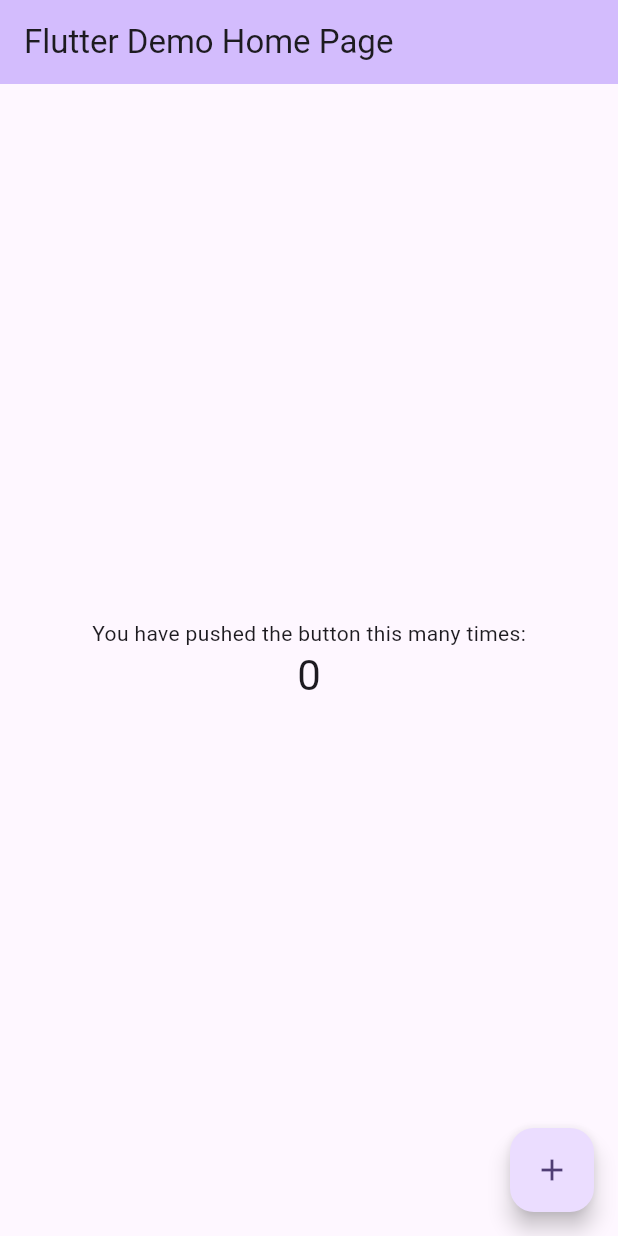
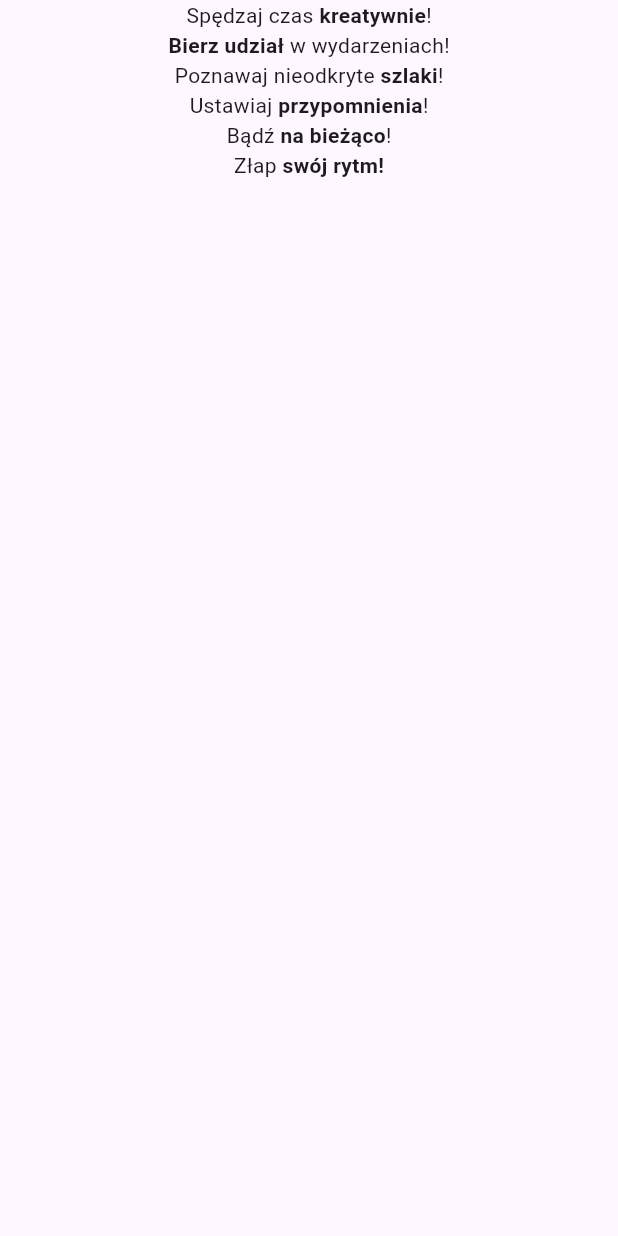
Before and after one commit to mivoligo/onboarding_pro_multi, a Flutter app: the screen it shows after launch, on a phone screen of 412 x 824 dp. Run offline on Flutter 3.47's test engine with Material 3 defaults, Android fonts, the phone set to English and light mode, and no system bars.

Commit message:
Handle bolding specific part of string

```diff
--- a/analysis_options.yaml
+++ b/analysis_options.yaml
@@ -23,6 +23,7 @@ linter:
   rules:
     # avoid_print: false  # Uncomment to disable the `avoid_print` rule
     # prefer_single_quotes: true  # Uncomment to enable the `prefer_single_quotes` rule
+    require_trailing_commas: true
 
 # Additional information about this file can be found at
 # https://dart.dev/guides/language/analysis-options
--- a/lib/main.dart
+++ b/lib/main.dart
@@ -1,4 +1,6 @@
 import 'package:flutter/material.dart';
+import 'package:onboarding_pro_multi/strings.dart';
+import 'package:onboarding_pro_multi/widgets/fancy_text.dart';
 
 void main() {
   runApp(const MyApp());
@@ -7,119 +9,37 @@
 class MyApp extends StatelessWidget {
   const MyApp({super.key});
 
-  // This widget is the root of your application.
   @override
   Widget build(BuildContext context) {
     return MaterialApp(
       title: 'Flutter Demo',
       theme: ThemeData(
-        // This is the theme of your application.
-        //
-        // TRY THIS: Try running your application with "flutter run". You'll see
-        // the application has a purple toolbar. Then, without quitting the app,
-        // try changing the seedColor in the colorScheme below to Colors.green
-        // and then invoke "hot reload" (save your changes or press the "hot
-        // reload" button in a Flutter-supported IDE, or press "r" if you used
-        // the command line to start the app).
-        //
-        // Notice that the counter didn't reset back to zero; the application
-        // state is not lost during the reload. To reset the state, use hot
-        // restart instead.
-        //
-        // This works for code too, not just values: Most code changes can be
-        // tested with just a hot reload.
         colorScheme: ColorScheme.fromSeed(seedColor: Colors.deepPurple),
         useMaterial3: true,
       ),
-      home: const MyHomePage(title: 'Flutter Demo Home Page'),
+      home: const Home(),
     );
   }
 }
 
-class MyHomePage extends StatefulWidget {
-  const MyHomePage({super.key, required this.title});
-
-  // This widget is the home page of your application. It is stateful, meaning
-  // that it has a State object (defined below) that contains fields that affect
-  // how it looks.
-
-  // This class is the configuration for the state. It holds the values (in this
-  // case the title) provided by the parent (in this case the App widget) and
-  // used by the build method of the State. Fields in a Widget subclass are
-  // always marked "final".
-
-  final String title;
-
-  @override
-  State<MyHomePage> createState() => _MyHomePageState();
-}
-
-class _MyHomePageState extends State<MyHomePage> {
-  int _counter = 0;
-
-  void _incrementCounter() {
-    setState(() {
-      // This call to setState tells the Flutter framework that something has
-      // changed in this State, which causes it to rerun the build method below
-      // so that the display can reflect the updated values. If we changed
-      // _counter without calling setState(), then the build method would not be
-      // called again, and so nothing would appear to happen.
-      _counter++;
-    });
-  }
+class Home extends StatelessWidget {
+  const Home({super.key});
 
   @override
   Widget build(BuildContext context) {
-    // This method is rerun every time setState is called, for instance as done
-    // by the _incrementCounter method above.
-    //
-    // The Flutter framework has been optimized to make rerunning build methods
-    // fast, so that you can just rebuild anything that needs updating rather
-    // than having to individually change instances of widgets.
     return Scaffold(
-      appBar: AppBar(
-        // TRY THIS: Try changing the color here to a specific color (to
-        // Colors.amber, perhaps?) and trigger a hot reload to see the AppBar
-        // change color while the other colors stay the same.
-        backgroundColor: Theme.of(context).colorScheme.inversePrimary,
-        // Here we take the value from the MyHomePage object that was created by
-        // the App.build method, and use it to set our appbar title.
-        title: Text(widget.title),
-      ),
       body: Center(
-        // Center is a layout widget. It takes a single child and positions it
-        // in the middle of the parent.
         child: Column(
-          // Column is also a layout widget. It takes a list of children and
-          // arranges them vertically. By default, it sizes itself to fit its
-          // children horizontally, and tries to be as tall as its parent.
-          //
-          // Column has various properties to control how it sizes itself and
-          // how it positions its children. Here we use mainAxisAlignment to
-          // center the children vertically; the main axis here is the vertical
-          // axis because Columns are vertical (the cross axis would be
-          // horizontal).
-          //
-          // TRY THIS: Invoke "debug painting" (choose the "Toggle Debug Paint"
-          // action in the IDE, or press "p" in the console), to see the
-          // wireframe for each widget.
-          mainAxisAlignment: MainAxisAlignment.center,
-          children: <Widget>[
-            const Text(
-              'You have pushed the button this many times:',
-            ),
-            Text(
-              '$_counter',
-              style: Theme.of(context).textTheme.headlineMedium,
-            ),
+          children: [
+            FancyText(text: creativeTime),
+            FancyText(text: joinEvents),
+            FancyText(text: newPlaces),
+            FancyText(text: reminders),
+            FancyText(text: upToDate),
+            FancyText(text: rhythm),
           ],
         ),
       ),
-      floatingActionButton: FloatingActionButton(
-        onPressed: _incrementCounter,
-        tooltip: 'Increment',
-        child: const Icon(Icons.add),
-      ), // This trailing comma makes auto-formatting nicer for build methods.
     );
   }
 }
--- /dev/null
+++ b/lib/strings.dart
@@ -0,0 +1,6 @@
+const creativeTime = 'Spędzaj czas <em>kreatywnie</em>!';
+const joinEvents = '<em>Bierz udział</em> w wydarzeniach!';
+const newPlaces = 'Poznawaj nieodkryte <em>szlaki</em>!';
+const reminders = 'Ustawiaj <em>przypomnienia</em>!';
+const upToDate = 'Bądź <em>na bieżąco</em>!';
+const rhythm = 'Złap <em>swój rytm!</em>';
--- /dev/null
+++ b/lib/widgets/fancy_text.dart
@@ -0,0 +1,39 @@
+import 'package:flutter/material.dart';
+
+class FancyText extends StatelessWidget {
+  const FancyText({super.key, required this.text});
+
+  final String text;
+
+  @override
+  Widget build(BuildContext context) {
+    final chunks = _stringChunks(text);
+
+    return Text.rich(
+      TextSpan(
+        children: [
+          for (int i = 0; i < chunks.length; i++)
+            i.isOdd
+                ? TextSpan(
+                    text: chunks[i],
+                    style: TextStyle(fontWeight: FontWeight.bold),
+                  )
+                : TextSpan(text: chunks[i]),
+        ],
+      ),
+    );
+  }
+}
+
+List<String> _stringChunks(String input) {
+  const openingTag = '<em>';
+  const closingTag = '</em>';
+
+  final chunks = <String>[];
+
+  final splitByOpeningTag = input.split(openingTag);
+  for (final part in splitByOpeningTag) {
+    chunks.addAll(part.split(closingTag));
+  }
+  return chunks;
+}
```
